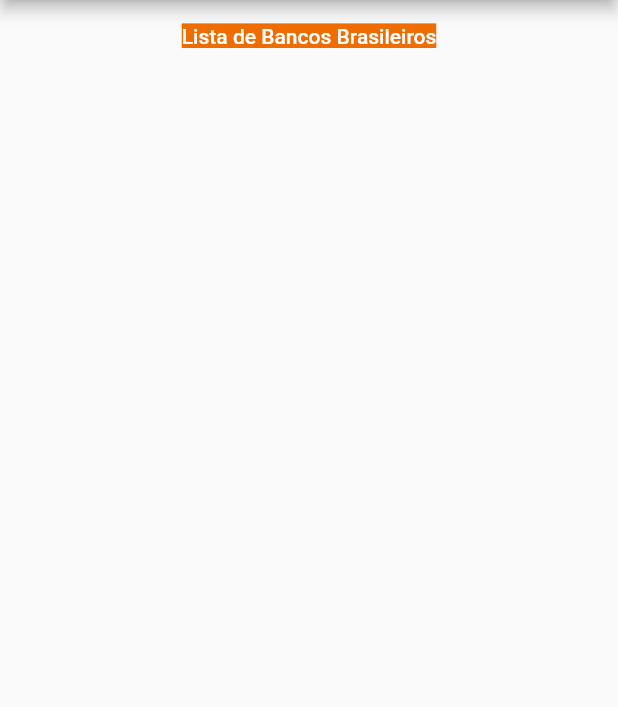
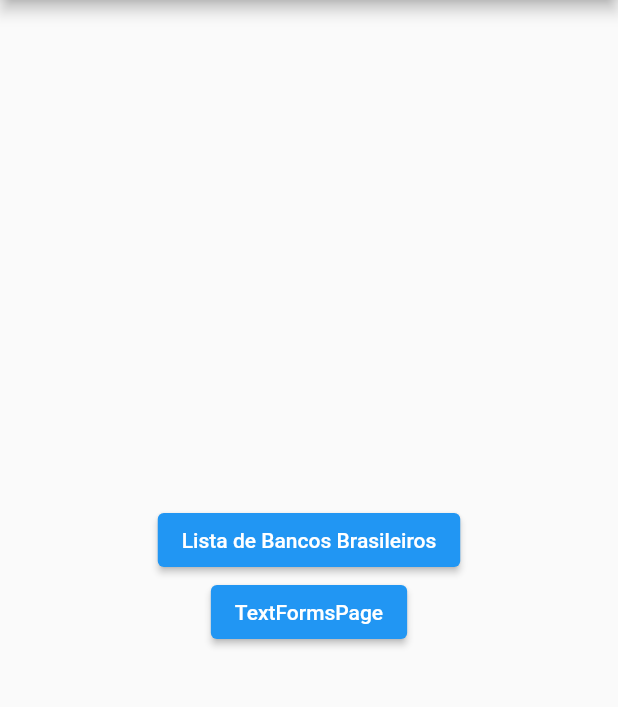
Before and after one commit to credifit-br/brazilian_banks, a Flutter app: the screen it shows after launch, on a phone screen of 412 x 824 dp, the part 84-791 px from its top. Run offline on Flutter 3.47's test engine with Material 2 defaults, Android fonts, the phone set to English and light mode, and no system bars.

Commit message:
chore(example): new features example

```diff
--- a/example/lib/pages/home_page.dart
+++ b/example/lib/pages/home_page.dart
@@ -1,3 +1,4 @@
+import 'package:example/pages/branch_account_text_form_fields.dart';
 import 'package:flutter/material.dart';
 
 import 'banks_page.dart';
@@ -20,20 +21,34 @@ class _HomePageState extends State<HomePage> {
       ),
       body: Center(
         child: Column(
+          mainAxisAlignment: MainAxisAlignment.center,
           children: [
-            TextButton(
+            ElevatedButton(
               onPressed: () {
                 Navigator.push(context,
                     MaterialPageRoute(builder: (_) => const BanksPage()));
               },
-              child: Text(
+              child: const Text(
                 'Lista de Bancos Brasileiros',
                 style: TextStyle(
                   color: Colors.white,
-                  backgroundColor: Colors.orange[800],
                 ),
               ),
-            )
+            ),
+            ElevatedButton(
+              onPressed: () {
+                Navigator.push(
+                    context,
+                    MaterialPageRoute(
+                        builder: (_) => const BranchAccountTextFormFields()));
+              },
+              child: const Text(
+                'TextFormsPage',
+                style: TextStyle(
+                  color: Colors.white,
+                ),
+              ),
+            ),
           ],
         ),
       ),
```
Also changed, not shown: example/lib/pages/branch_account_text_form_fields.dart (added, +80 -0 lines).
